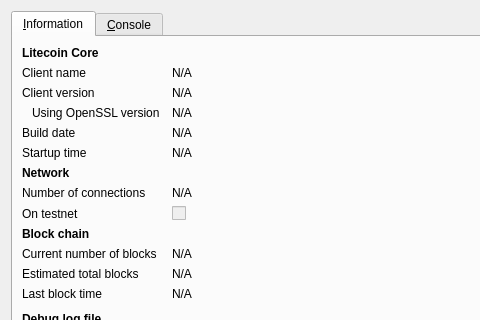
Old version of the form src/qt/forms/rpcconsole.ui in the repository sp00nznet/F7CoinV2; both pictures show x 0 to 480 and y 0 to 320 of the 740 by 450 pixel window.
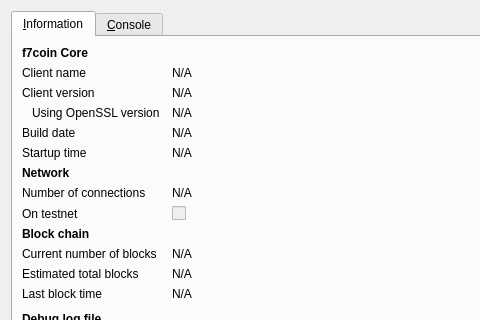
New version of the form. Icons and pictures are not drawn.

Patch:
```diff
--- a/src/qt/forms/rpcconsole.ui
+++ b/src/qt/forms/rpcconsole.ui
@@ -36,7 +36,7 @@
           </font>
          </property>
          <property name="text">
-          <string>Litecoin Core</string>
+          <string>f7coin Core</string>
          </property>
         </widget>
        </item>
```
Left out of the diff: 6 changed lines with no effect on the pictures.
